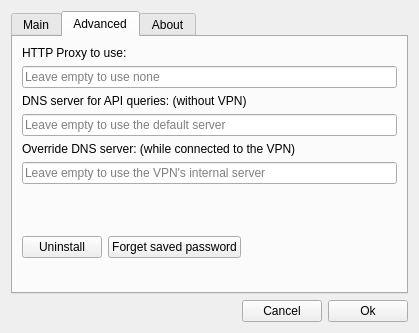
Before: the Qt Designer form src/settingswindow.ui in PacketImpact/lvpngui, drawn with Qt 5.
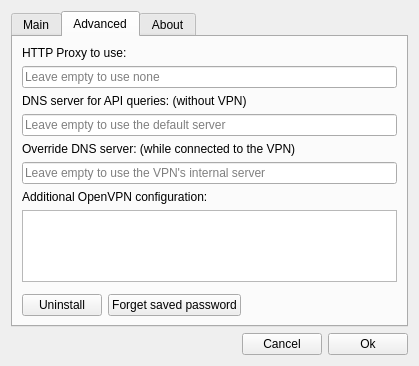
After: the same form once the commit is applied. The open tabs and pages were chosen to show the change.

Commit message: Add additional config settings

Patch:
```diff
--- a/src/settingswindow.ui
+++ b/src/settingswindow.ui
@@ -7,7 +7,7 @@
     <x>0</x>
     <y>0</y>
     <width>387</width>
-    <height>305</height>
+    <height>352</height>
    </rect>
   </property>
   <property name="windowTitle">
@@ -159,7 +159,7 @@
          </property>
         </widget>
        </item>
-       <item row="6" column="0">
+       <item row="8" column="0">
         <spacer name="verticalSpacer_2">
          <property name="orientation">
           <enum>Qt::Vertical</enum>
@@ -175,7 +175,7 @@
          </property>
         </spacer>
        </item>
-       <item row="7" column="0" colspan="2">
+       <item row="9" column="0" colspan="2">
         <widget class="QWidget" name="widget" native="true">
          <layout class="QGridLayout" name="gridLayout_2">
           <property name="leftMargin">
@@ -220,6 +220,22 @@
          </layout>
         </widget>
        </item>
+       <item row="6" column="0" colspan="2">
+        <widget class="QLabel" name="label_2">
+         <property name="text">
+          <string>Additional OpenVPN configuration:</string>
+         </property>
+        </widget>
+       </item>
+       <item row="7" column="0" colspan="2">
+        <widget class="QTextEdit" name="addConfigEdit">
+         <property name="font">
+          <font>
+           <family>Consolas</family>
+          </font>
+         </property>
+        </widget>
+       </item>
       </layout>
      </widget>
      <widget class="QWidget" name="aboutTab">
```
Left out of the diff: 28 changed lines with no effect on the pictures. The commit also changes 4 other files.
